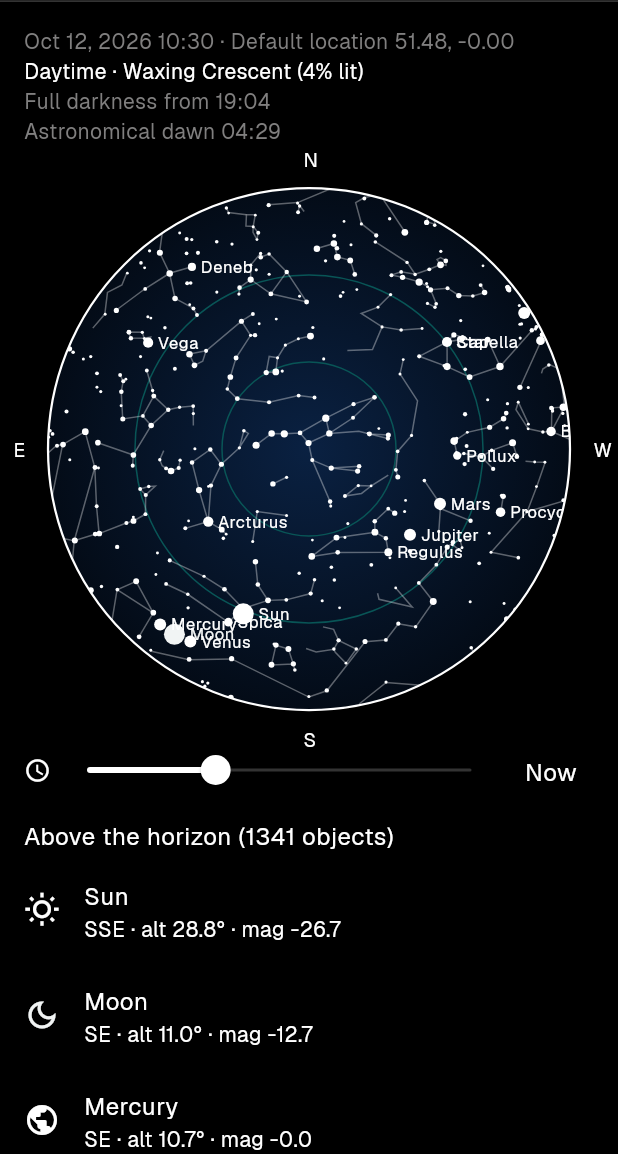
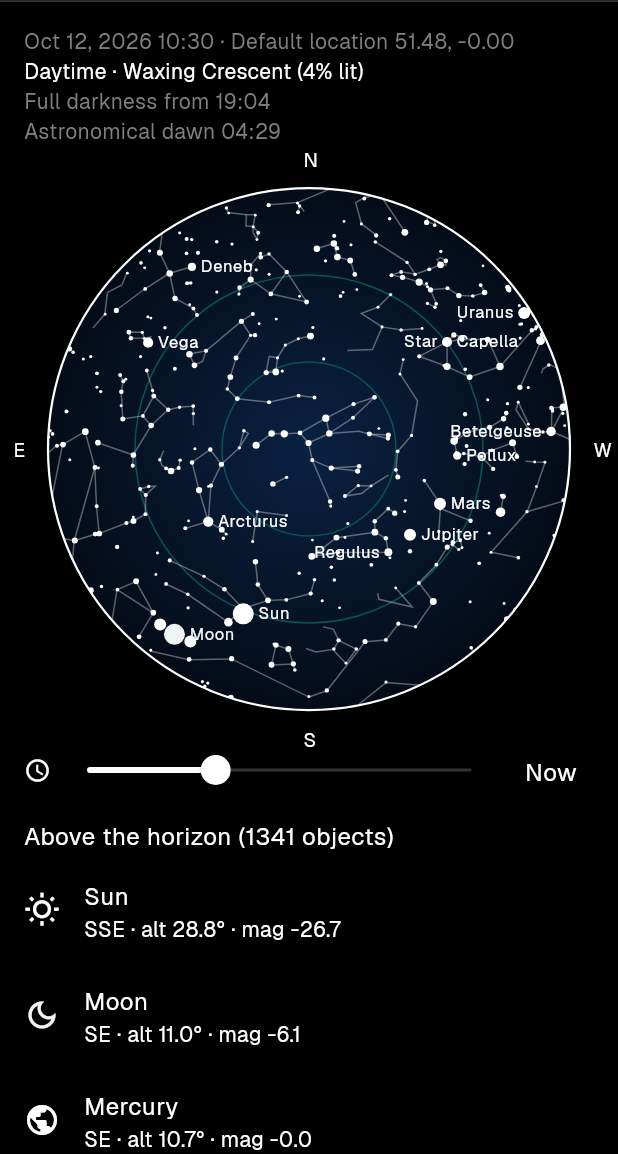
Before and after one commit to arslan-ahm/skylens---nasa-app-2026, a Flutter app: the SkyEngineScreen screen opened by its route, after a tap on "Now", on a phone screen of 412 x 824 dp, the part 82-1236 px from its top. Run offline on Flutter 3.47's test engine with Material 3 defaults, Android fonts, the phone set to English and light mode, and no system bars; our stand-ins replace cached_network_image, camera, dio, flutter_riverpod, geolocator, go_router and 3 more; accounts and stored records are empty.

Commit message:
fix: phase-dependent Moon magnitude and non-overlapping sky chart labels
Found on a real device (vivo V2102, Android 11): a 3%-lit Moon was listed
at full-Moon magnitude, and labels near the Sun and at the chart edge
overlapped or were clipped.

Co-Authored-By: Claude Opus 5.5 (1M context) <noreply@anthropic.com>

```diff
--- a/app/lib/core/astro/sky_engine.dart
+++ b/app/lib/core/astro/sky_engine.dart
@@ -124,7 +124,7 @@ class SkyEngine {
         kind: SkyObjectKind.moon,
         equatorial: moon.equatorial,
         horizontal: place(moon.equatorial, distanceKm: moon.distanceKm),
-        magnitude: -12.7,
+        magnitude: moonPhase(jdTT).magnitude,
         distanceKm: moon.distanceKm,
       ),
       for (final p in Planet.values)
--- a/app/lib/core/astro/sun_moon.dart
+++ b/app/lib/core/astro/sun_moon.dart
@@ -212,6 +212,7 @@ class MoonPhase {
     required this.illuminatedFraction,
     required this.elongationDeg,
     required this.waxing,
+    this.phaseAngleDeg = 0,
   });
 
   /// 0 = new, 1 = full.
@@ -220,6 +221,16 @@ class MoonPhase {
   /// Sun–Moon ecliptic longitude difference in [0, 360): 0 new, 180 full.
   final double elongationDeg;
   final bool waxing;
+
+  /// Sun–Moon–Earth angle: 0 at full, 180 at new.
+  final double phaseAngleDeg;
+
+  /// Apparent visual magnitude: about −12.7 at full, −10 at quarter, much
+  /// fainter as a crescent (Allen's empirical fit).
+  double get magnitude {
+    final i = phaseAngleDeg.abs();
+    return -12.73 + 0.026 * i + 4e-9 * i * i * i * i;
+  }
 
   /// Age-like progress through the lunation, 0..1.
   double get cycle => elongationDeg / 360;
@@ -253,6 +264,7 @@ MoonPhase moonPhase(double jdTT) {
     illuminatedFraction: (1 + cosD(i)) / 2,
     elongationDeg: elong,
     waxing: elong < 180,
+    phaseAngleDeg: i,
   );
 }
 
--- a/app/lib/core/widgets/sky_dome.dart
+++ b/app/lib/core/widgets/sky_dome.dart
@@ -163,6 +163,7 @@ class _DomePainter extends CustomPainter {
       canvas.drawPath(path, linePaint);
     }
 
+    final labels = <(SkyObject, Offset, double, Color)>[];
     for (final o in objects) {
       final p = proj.toScreen(o.horizontal);
       final color = colorForObject(o, t);
@@ -183,7 +184,35 @@ class _DomePainter extends CustomPainter {
         );
       }
       if (o.kind != SkyObjectKind.star || o.magnitude < 1.5) {
-        _label(canvas, o.name, p + Offset(radius + 3, -6), color, 11);
+        labels.add((o, p, radius, color));
+      }
+    }
+
+    // Brightest (and the selected object) first; each label tries the right
+    // side, then the left, and is dropped if both collide or leave the dome.
+    labels.sort((a, b) {
+      if (a.$1.id == selectedId) return -1;
+      if (b.$1.id == selectedId) return 1;
+      return a.$1.magnitude.compareTo(b.$1.magnitude);
+    });
+    final placed = <Rect>[];
+    for (final (o, p, radius, color) in labels) {
+      final tp = _layout(o.name, color, 11);
+      for (final at in [
+        p + Offset(radius + 3, -tp.height / 2),
+        p + Offset(-radius - 3 - tp.width, -tp.height / 2),
+      ]) {
+        final rect = (at & tp.size).inflate(1.5);
+        final inside =
+            (rect.topLeft - c).distance < r &&
+            (rect.topRight - c).distance < r &&
+            (rect.bottomLeft - c).distance < r &&
+            (rect.bottomRight - c).distance < r;
+        if (inside && !placed.any(rect.overlaps)) {
+          placed.add(rect);
+          tp.paint(canvas, at);
+          break;
+        }
       }
     }
     canvas.restore();
@@ -207,16 +236,16 @@ class _DomePainter extends CustomPainter {
     }
   }
 
-  void _label(Canvas canvas, String s, Offset at, Color color, double size) {
-    final tp = TextPainter(
+  TextPainter _layout(String s, Color color, double size) => TextPainter(
     text: TextSpan(
       text: s,
       style: skyText(size, 1.2, size * 0.04).copyWith(color: color),
     ),
     textDirection: TextDirection.ltr,
   )..layout();
-    tp.paint(canvas, at);
-  }
+
+  void _label(Canvas canvas, String s, Offset at, Color color, double size) =>
+      _layout(s, color, size).paint(canvas, at);
 
   @override
   bool shouldRepaint(_DomePainter old) =>
```
Also changed, not shown: 1 other file. Lines whose indentation alone changed are shown as unchanged.
